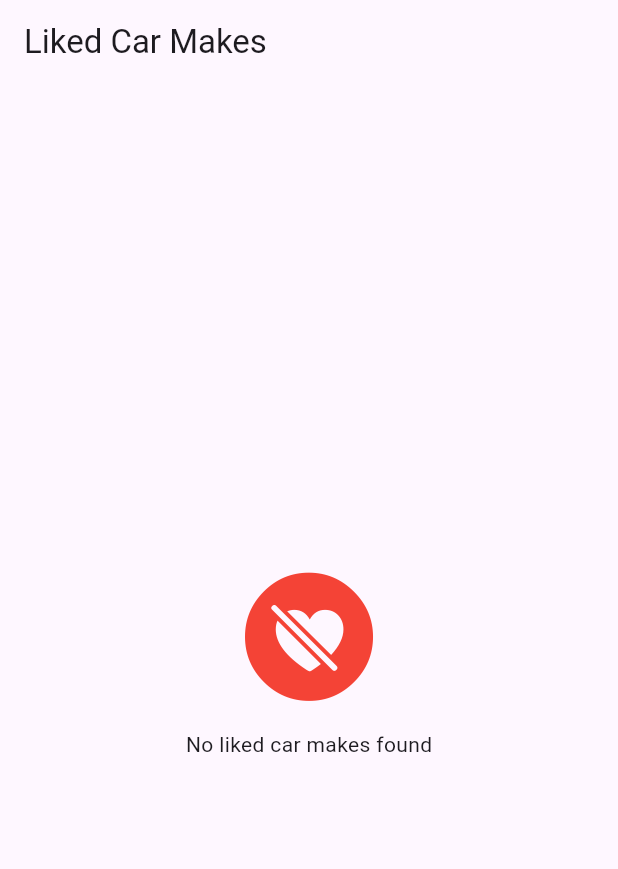
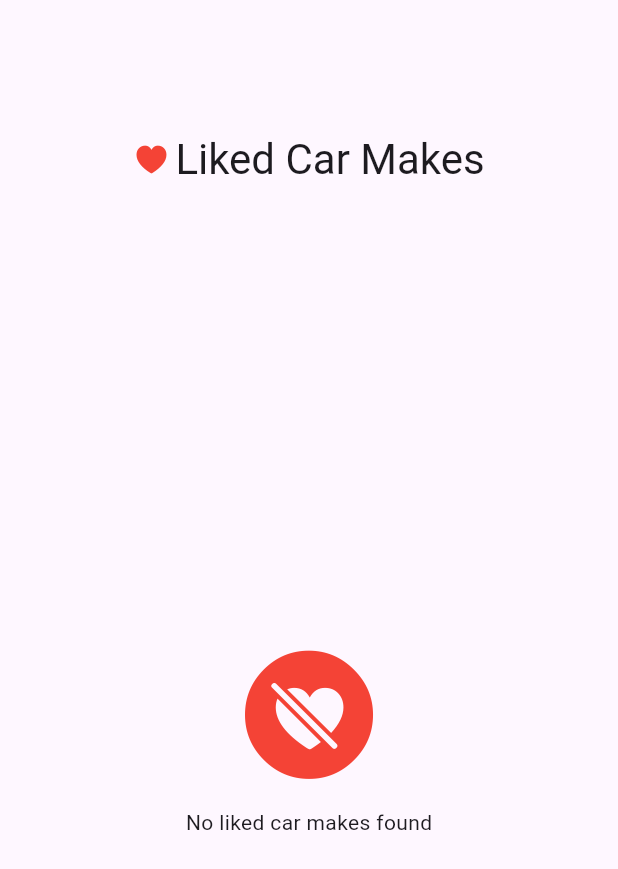
Before and after one commit to rafaelortizzableh/cartalogue, a Flutter app: the LikedCarMakesScreen screen opened by its route, on a phone screen of 412 x 824 dp. Shown: the top 869 px of the screen. Run offline on Flutter 3.47's test engine with Material 2 defaults, Android fonts, the light colour scheme and no system bars; our stand-ins replace connectivity_plus, dio, equatable, flutter_riverpod, go_router, shared_preferences; accounts and stored records are empty; network calls fail.

Commit message:
chore: add slivers and clean up car details

```diff
--- a/lib/core/app_constants.dart
+++ b/lib/core/app_constants.dart
@@ -1,6 +1,14 @@
+import 'dart:io';
+
 import 'package:flutter/material.dart';
 
 abstract class AppConstants {
+  // Environment
+
+  /// Whether the app is currently running in the test mode.
+  static final isTestEnvironment =
+      Platform.environment.containsKey('FLUTTER_TEST');
+
   // Border Radius
   static const borderRadius4 = BorderRadius.all(circularRadius4);
   static const borderRadius8 = BorderRadius.all(circularRadius8);
--- a/lib/core/router.dart
+++ b/lib/core/router.dart
@@ -58,7 +58,6 @@ class RouterNotifier extends ChangeNotifier {
       path: LikedCarMakesScreen.routeName,
       name: LikedCarMakesScreen.routeName,
       pageBuilder: (context, state) => const MaterialPage(
-        fullscreenDialog: true,
         child: LikedCarMakesScreen(),
       ),
     ),
--- a/lib/features/car_manufacturers/car_manufacturer_details/liked_car_makes/liked_car_makes_controller.dart
+++ b/lib/features/car_manufacturers/car_manufacturer_details/liked_car_makes/liked_car_makes_controller.dart
@@ -49,6 +49,8 @@ class LikedCarMakesController extends StateNotifier<Set<CarMakeModel>> {
     final newValues = [
       ...state.map((carMake) => carMake.toJson()),
     ];
+
+    if (!mounted) return;
     await sharedPreferencesService.saveListOfStringsToSharedPreferences(
       _likedCarMakeIdsKey,
       newValues,
--- a/lib/features/car_manufacturers/car_manufacturer_details/liked_car_makes/ui/liked_car_makes_screen.dart
+++ b/lib/features/car_manufacturers/car_manufacturer_details/liked_car_makes/ui/liked_car_makes_screen.dart
@@ -15,13 +15,35 @@ class LikedCarMakesScreen extends ConsumerWidget {
     final likedCarMakes = ref.watch(likedCarMakesControllerProvider);
     final isLikedCarMakesEmpty = likedCarMakes.isEmpty;
     return Scaffold(
-      appBar: AppBar(
-        title: const Text('Liked Car Makes'),
+      body: CustomScrollView(
+        slivers: [
+          const SliverAppBar.large(
+            title: Row(
+              mainAxisAlignment: MainAxisAlignment.center,
+              children: [
+                Icon(
+                  CupertinoIcons.heart_fill,
+                  color: Colors.red,
                 ),
-      body: isLikedCarMakesEmpty
-          ? const NoLikedCarMakes()
-          : CarMakesList(
+                AppSpacing.horizontalSpacing4,
+                Text(
+                  'Liked Car Makes',
+                  textAlign: TextAlign.center,
+                ),
+              ],
+            ),
+            floating: true,
+            centerTitle: true,
+          ),
+          const SliverPadding(padding: AppConstants.verticalPadding4),
+          if (isLikedCarMakesEmpty) ...[
+            const NoLikedCarMakes()
+          ] else ...[
+            CarMakesList(
               carMakes: likedCarMakes.toList(),
+            ),
+          ],
+        ],
       ),
     );
   }
@@ -32,7 +54,8 @@ class NoLikedCarMakes extends StatelessWidget {
 
   @override
   Widget build(BuildContext context) {
-    return const Center(
+    return const SliverFillRemaining(
+      child: Center(
         child: Column(
           mainAxisAlignment: MainAxisAlignment.center,
           children: [
@@ -45,6 +68,7 @@ class NoLikedCarMakes extends StatelessWidget {
             Text('No liked car makes found'),
           ],
         ),
+      ),
     );
   }
 }
--- a/lib/features/car_manufacturers/car_manufacturer_details/liked_car_makes/ui/widgets/like_car_make_icon_button.dart
+++ b/lib/features/car_manufacturers/car_manufacturer_details/liked_car_makes/ui/widgets/like_car_make_icon_button.dart
@@ -29,7 +29,6 @@ class _LikeCarMakeIconButtonState extends ConsumerState<LikeCarMakeIconButton> {
   Widget build(BuildContext context) {
     final likedCarMakeIds = ref.watch(likedCarMakesControllerProvider);
     final isLiked = likedCarMakeIds.contains(widget.carMake);
-
     return AnimatedScale(
       duration: kThemeAnimationDuration,
       scale: _likeButtonScale,
--- a/lib/features/car_manufacturers/car_manufacturer_details/ui/widgets/car_makes_list.dart
+++ b/lib/features/car_manufacturers/car_manufacturer_details/ui/widgets/car_makes_list.dart
@@ -13,9 +13,10 @@ class CarMakesList extends StatelessWidget {
 
   @override
   Widget build(BuildContext context) {
-    return GridView.builder(
+    return SliverPadding(
+      padding: AppConstants.horizontalPadding8,
+      sliver: SliverGrid.builder(
         gridDelegate: _gridDelegate,
-      padding: AppConstants.padding12,
         itemCount: carMakes.length,
         itemBuilder: (context, index) {
           final carMake = carMakes[index];
@@ -25,6 +26,7 @@ class CarMakesList extends StatelessWidget {
             index: index,
           );
         },
+      ),
     );
   }
 
--- a/lib/features/car_manufacturers/car_manufacturer_details/ui/widgets/empty_car_makes.dart
+++ b/lib/features/car_manufacturers/car_manufacturer_details/ui/widgets/empty_car_makes.dart
@@ -11,7 +11,8 @@ class EmptyCarMakes extends StatelessWidget {
 
   @override
   Widget build(BuildContext context) {
-    return Center(
+    return SliverFillRemaining(
+      child: Center(
         child: Padding(
           padding: AppConstants.horizontalPadding8,
           child: Column(
@@ -29,6 +30,7 @@ class EmptyCarMakes extends StatelessWidget {
             ],
           ),
         ),
+      ),
     );
   }
 }
--- a/lib/features/car_manufacturers/car_manufacturer_details/ui/widgets/widgets.dart
+++ b/lib/features/car_manufacturers/car_manufacturer_details/ui/widgets/widgets.dart
@@ -1,5 +1,6 @@
 export 'car_make_tile.dart';
 export 'car_makes_list.dart';
 export 'car_manufacturer_details.dart';
+export 'car_manufacturer_details_content.dart';
 export 'empty_car_makes.dart';
 export 'no_selected_car_manufacturer.dart';
```
Also changed, not shown: lib/features/car_manufacturers/car_manufacturer_details/ui/car_manufacturer_details_screen.dart (+20 -14 lines), lib/features/car_manufacturers/car_manufacturer_details/ui/widgets/car_make_tile.dart (+23 -17 lines), lib/features/car_manufacturers/car_manufacturer_details/ui/widgets/car_manufacturer_details.dart (+3 -8 lines), lib/features/car_manufacturers/car_manufacturer_details/ui/widgets/car_manufacturer_details_content.dart (added, +31 -0 lines), 1 other file. Lines whose indentation alone changed are shown as unchanged.
